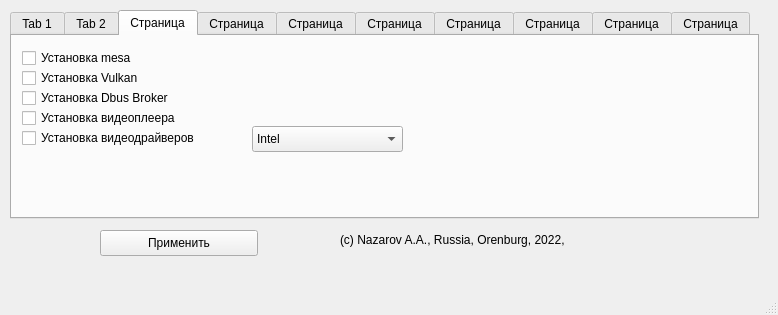
Above: mainwindow.ui from ArtNazarov/arch-post-installer before the change. Below: the same form after it.
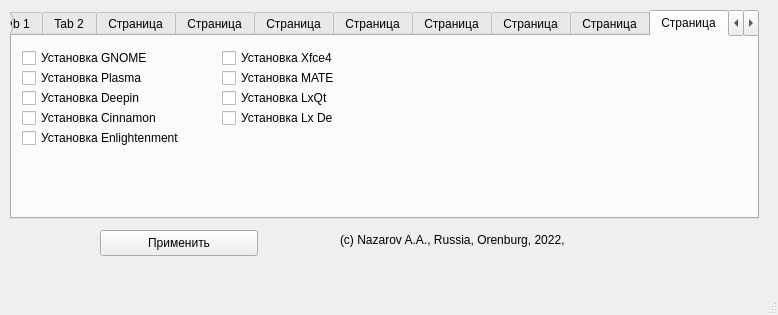
That is the form after the change.

Commit message: Install DE selector

Diff of the .ui file:
```diff
--- a/mainwindow.ui
+++ b/mainwindow.ui
@@ -59,7 +59,7 @@
      </rect>
     </property>
     <property name="currentIndex">
-     <number>2</number>
+     <number>9</number>
     </property>
     <widget class="QWidget" name="tabGeneral">
      <attribute name="title">
@@ -794,6 +794,128 @@
       </property>
      </widget>
     </widget>
+    <widget class="QWidget" name="tabDesktopEnv">
+     <attribute name="title">
+      <string>Страница</string>
+     </attribute>
+     <widget class="QCheckBox" name="chkInstallGnome">
+      <property name="geometry">
+       <rect>
+        <x>10</x>
+        <y>10</y>
+        <width>161</width>
+        <height>24</height>
+       </rect>
+      </property>
+      <property name="text">
+       <string>Установка GNOME</string>
+      </property>
+     </widget>
+     <widget class="QCheckBox" name="chkInstallCinnamon">
+      <property name="geometry">
+       <rect>
+        <x>10</x>
+        <y>70</y>
+        <width>171</width>
+        <height>24</height>
+       </rect>
+      </property>
+      <property name="text">
+       <string>Установка Cinnamon</string>
+      </property>
+     </widget>
+     <widget class="QCheckBox" name="chkInstallLxQt">
+      <property name="geometry">
+       <rect>
+        <x>210</x>
+        <y>50</y>
+        <width>151</width>
+        <height>24</height>
+       </rect>
+      </property>
+      <property name="text">
+       <string>Установка LxQt</string>
+      </property>
+     </widget>
+     <widget class="QCheckBox" name="chkInstallPlasma">
+      <property name="geometry">
+       <rect>
+        <x>10</x>
+        <y>30</y>
+        <width>151</width>
+        <height>24</height>
+       </rect>
+      </property>
+      <property name="text">
+       <string>Установка Plasma</string>
+      </property>
+     </widget>
+     <widget class="QCheckBox" name="chkInstallEnl">
+      <property name="geometry">
+       <rect>
+        <x>10</x>
+        <y>90</y>
+        <width>201</width>
+        <height>24</height>
+       </rect>
+      </property>
+      <property name="text">
+       <string>Установка Enlightenment</string>
+      </property>
+     </widget>
+     <widget class="QCheckBox" name="chkInstallDeepin">
+      <property name="geometry">
+       <rect>
+        <x>10</x>
+        <y>50</y>
+        <width>161</width>
+        <height>24</height>
+       </rect>
+      </property>
+      <property name="text">
+       <string>Установка Deepin</string>
+      </property>
+     </widget>
+     <widget class="QCheckBox" name="chkInstall_LxDe">
+      <property name="geometry">
+       <rect>
+        <x>210</x>
+        <y>70</y>
+        <width>141</width>
+        <height>24</height>
+       </rect>
+      </property>
+      <property name="text">
+       <string>Установка Lx De</string>
+      </property>
+     </widget>
+     <widget class="QCheckBox" name="chkInstallXfce4">
+      <property name="geometry">
+       <rect>
+        <x>210</x>
+        <y>10</y>
+        <width>151</width>
+        <height>24</height>
+       </rect>
+      </property>
+      <property name="text">
+       <string>Установка Xfce4 </string>
+      </property>
+     </widget>
+     <widget class="QCheckBox" name="chkInstallMate">
+      <property name="geometry">
+       <rect>
+        <x>210</x>
+        <y>30</y>
+        <width>151</width>
+        <height>24</height>
+       </rect>
+      </property>
+      <property name="text">
+       <string>Установка MATE</string>
+      </property>
+     </widget>
+    </widget>
     <widget class="QWidget" name="tabAppOptions">
      <attribute name="title">
       <string>Страница</string>
```
The commit also changes 21 other files.
